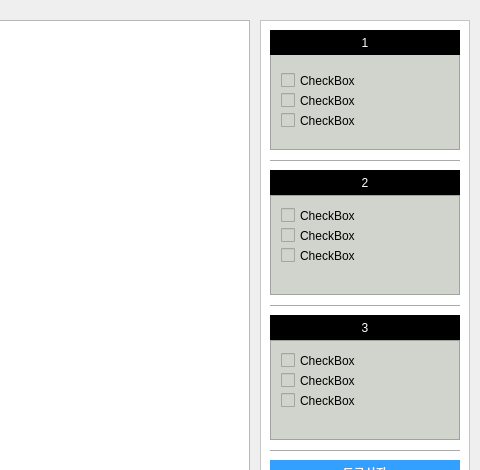
5drone/KSJr3DF-Project, file GUI/ui_dir/Topology.ui: the form before one commit; both pictures show x 470 to 950 and y 0 to 470 of the 950 by 750 pixel window.
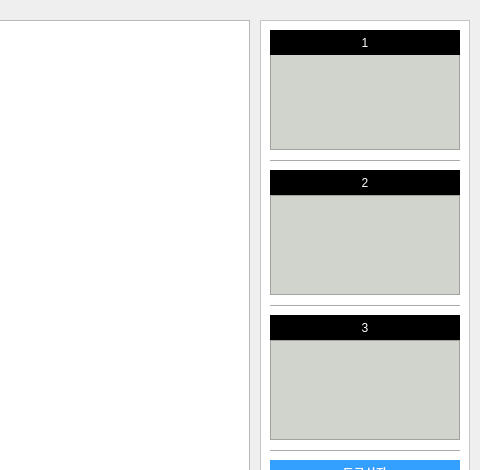
The form after the commit. Icons and pictures are not drawn.

Commit message: PyQt & QtDesigner GUI (최민철 - 1126_1)

```diff
--- a/GUI/ui_dir/Topology.ui
+++ b/GUI/ui_dir/Topology.ui
@@ -102,45 +102,6 @@
        <height>98</height>
       </rect>
      </property>
-     <widget class="QCheckBox" name="checkBox_10">
-      <property name="geometry">
-       <rect>
-        <x>10</x>
-        <y>20</y>
-        <width>96</width>
-        <height>19</height>
-       </rect>
-      </property>
-      <property name="text">
-       <string>CheckBox</string>
-      </property>
-     </widget>
-     <widget class="QCheckBox" name="checkBox_11">
-      <property name="geometry">
-       <rect>
-        <x>10</x>
-        <y>40</y>
-        <width>96</width>
-        <height>19</height>
-       </rect>
-      </property>
-      <property name="text">
-       <string>CheckBox</string>
-      </property>
-     </widget>
-     <widget class="QCheckBox" name="checkBox_12">
-      <property name="geometry">
-       <rect>
-        <x>10</x>
-        <y>60</y>
-        <width>96</width>
-        <height>19</height>
-       </rect>
-      </property>
-      <property name="text">
-       <string>CheckBox</string>
-      </property>
-     </widget>
     </widget>
    </widget>
    <widget class="Line" name="line_4">
@@ -258,45 +219,6 @@
        <height>98</height>
       </rect>
      </property>
-     <widget class="QCheckBox" name="checkBox_13">
-      <property name="geometry">
-       <rect>
-        <x>10</x>
-        <y>10</y>
-        <width>96</width>
-        <height>19</height>
-       </rect>
-      </property>
-      <property name="text">
-       <string>CheckBox</string>
-      </property>
-     </widget>
-     <widget class="QCheckBox" name="checkBox_14">
-      <property name="geometry">
-       <rect>
-        <x>10</x>
-        <y>30</y>
-        <width>96</width>
-        <height>19</height>
-       </rect>
-      </property>
-      <property name="text">
-       <string>CheckBox</string>
-      </property>
-     </widget>
-     <widget class="QCheckBox" name="checkBox_15">
-      <property name="geometry">
-       <rect>
-        <x>10</x>
-        <y>50</y>
-        <width>96</width>
-        <height>19</height>
-       </rect>
-      </property>
-      <property name="text">
-       <string>CheckBox</string>
-      </property>
-     </widget>
     </widget>
    </widget>
    <widget class="QScrollArea" name="Third_scrollArea">
@@ -323,45 +245,6 @@
        <height>98</height>
       </rect>
      </property>
-     <widget class="QCheckBox" name="checkBox_16">
-      <property name="geometry">
-       <rect>
-        <x>10</x>
-        <y>30</y>
-        <width>96</width>
-        <height>19</height>
-       </rect>
-      </property>
-      <property name="text">
-       <string>CheckBox</string>
-      </property>
-     </widget>
-     <widget class="QCheckBox" name="checkBox_17">
-      <property name="geometry">
-       <rect>
-        <x>10</x>
-        <y>10</y>
-        <width>96</width>
-        <height>19</height>
-       </rect>
-      </property>
-      <property name="text">
-       <string>CheckBox</string>
-      </property>
-     </widget>
-     <widget class="QCheckBox" name="checkBox_18">
-      <property name="geometry">
-       <rect>
-        <x>10</x>
-        <y>50</y>
-        <width>96</width>
-        <height>19</height>
-       </rect>
-      </property>
-      <property name="text">
-       <string>CheckBox</string>
-      </property>
-     </widget>
     </widget>
    </widget>
    <widget class="Line" name="line_5">
```
The commit also changes 3 other files.
